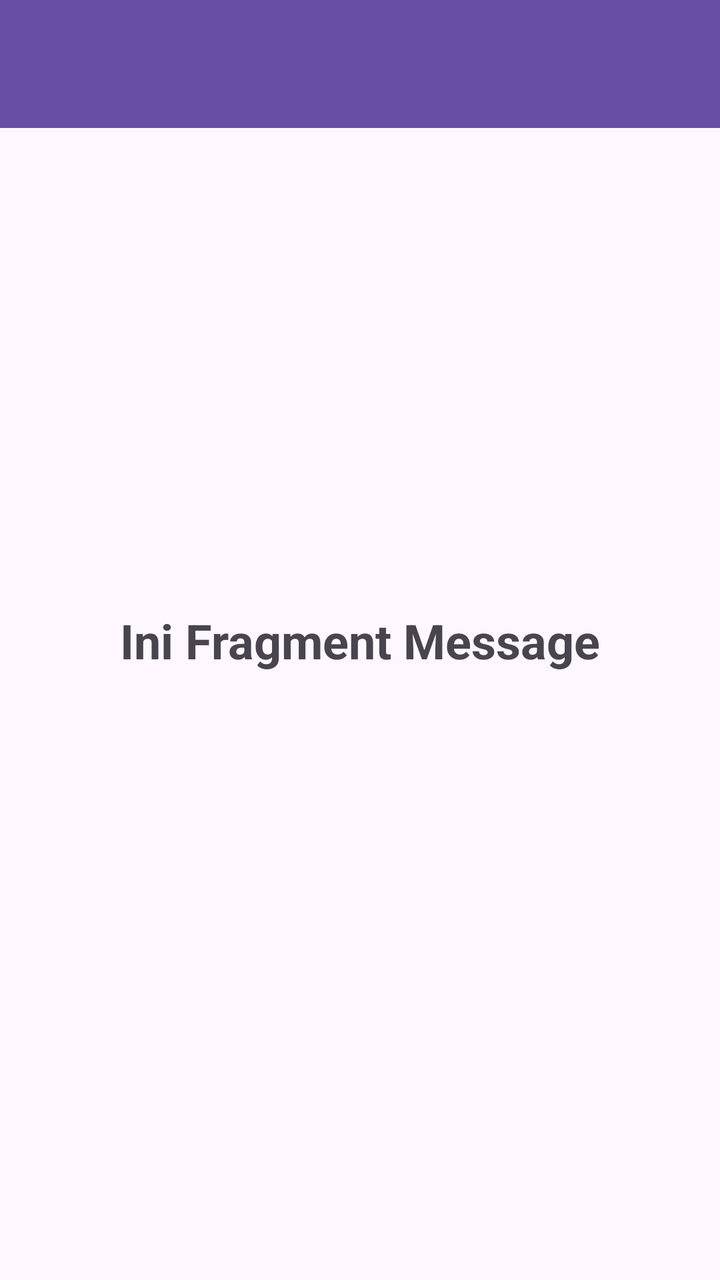
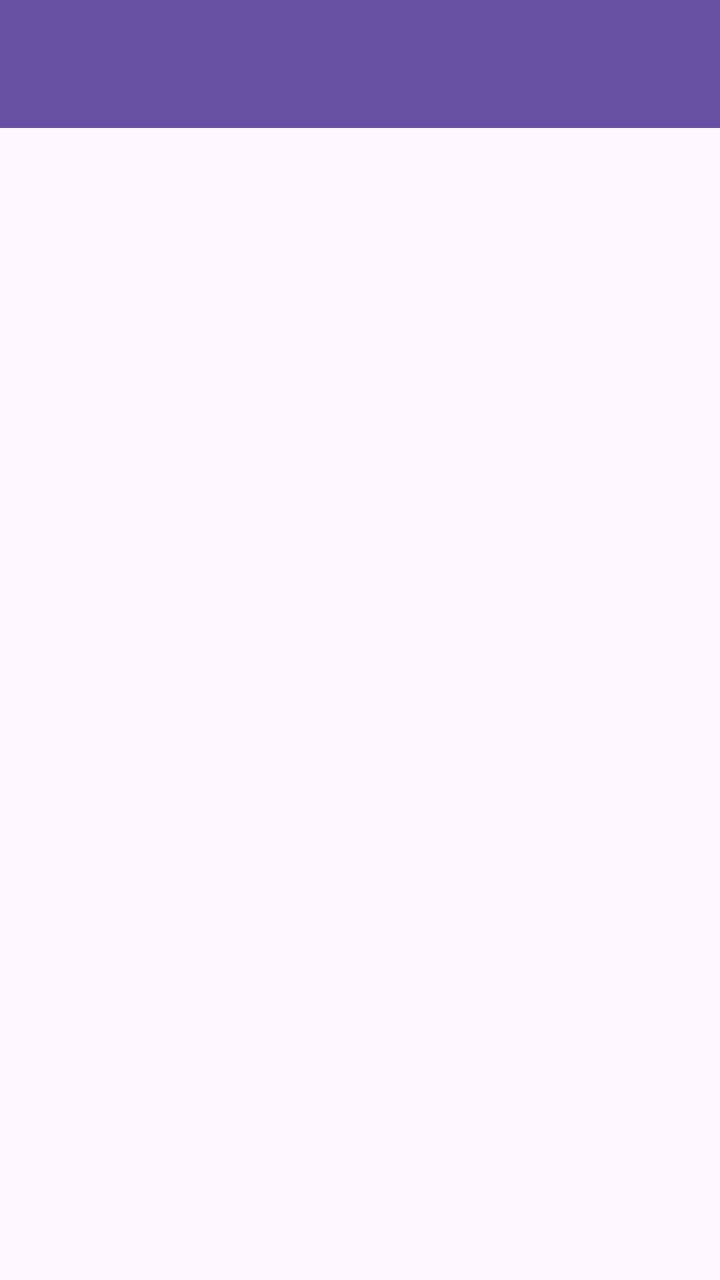

An Android layout rendered at two revisions. The XML below is the earlier revision; the diff shows what the commit changed to produce the second picture.
<!-- AndroidManifest.xml: application theme Theme.DonApps -->
<!-- res/layout/fragment_message.xml -->
<?xml version="1.0" encoding="utf-8"?>
<androidx.constraintlayout.widget.ConstraintLayout xmlns:android="http://schemas.android.com/apk/res/android"
    xmlns:app="http://schemas.android.com/apk/res-auto"
    xmlns:tools="http://schemas.android.com/tools"
    android:layout_width="match_parent"
    android:layout_height="match_parent"
    tools:context=".message.MessageFragment">

    <androidx.appcompat.widget.Toolbar
        android:id="@+id/toolbar"
        android:layout_width="match_parent"
        android:layout_height="?attr/actionBarSize"
        android:background="?attr/colorPrimary"
        app:titleTextColor="@android:color/white"
        app:layout_constraintEnd_toEndOf="parent"
        app:layout_constraintStart_toStartOf="parent"
        app:layout_constraintTop_toTopOf="parent" />

    <TextView
        android:layout_width="wrap_content"
        android:layout_height="wrap_content"
        android:text="Ini Fragment Message"
        android:textSize="24sp"
        android:textStyle="bold"
        app:layout_constraintBottom_toBottomOf="parent"
        app:layout_constraintEnd_toEndOf="parent"
        app:layout_constraintStart_toStartOf="parent"
        app:layout_constraintTop_toTopOf="parent" />

</androidx.constraintlayout.widget.ConstraintLayout>
<!-- resources referenced by this layout -->
<resources>
  <style name="Theme.DonApps" parent="Base.Theme.DonApps" />
  <style name="Base.Theme.DonApps" parent="Theme.Material3.DayNight.NoActionBar" />
</resources>

<!-- the commit's change to res/layout/fragment_message.xml (unified diff, before → after) -->
@@ -1,30 +1,32 @@
 <?xml version="1.0" encoding="utf-8"?>
-<androidx.constraintlayout.widget.ConstraintLayout xmlns:android="http://schemas.android.com/apk/res/android"
+<androidx.coordinatorlayout.widget.CoordinatorLayout
+    xmlns:android="http://schemas.android.com/apk/res/android"
     xmlns:app="http://schemas.android.com/apk/res-auto"
     xmlns:tools="http://schemas.android.com/tools"
     android:layout_width="match_parent"
     android:layout_height="match_parent"
     tools:context=".message.MessageFragment">
 
-    <androidx.appcompat.widget.Toolbar
-        android:id="@+id/toolbar"
+    <com.google.android.material.appbar.AppBarLayout
+        android:id="@+id/appBarLayout"
         android:layout_width="match_parent"
-        android:layout_height="?attr/actionBarSize"
-        android:background="?attr/colorPrimary"
-        app:titleTextColor="@android:color/white"
-        app:layout_constraintEnd_toEndOf="parent"
-        app:layout_constraintStart_toStartOf="parent"
-        app:layout_constraintTop_toTopOf="parent" />
+        android:layout_height="wrap_content"
+        android:theme="@style/ThemeOverlay.AppCompat.Dark.ActionBar">
 
-    <TextView
-        android:layout_width="wrap_content"
-        android:layout_height="wrap_content"
-        android:text="Ini Fragment Message"
-        android:textSize="24sp"
-        android:textStyle="bold"
-        app:layout_constraintBottom_toBottomOf="parent"
-        app:layout_constraintEnd_toEndOf="parent"
-        app:layout_constraintStart_toStartOf="parent"
-        app:layout_constraintTop_toTopOf="parent" />
+        <androidx.appcompat.widget.Toolbar
+            android:id="@+id/toolbar"
+            android:layout_width="match_parent"
+            android:layout_height="?attr/actionBarSize"
+            android:background="?attr/colorPrimary"
+            app:layout_scrollFlags="scroll|enterAlways"
+            app:titleTextColor="@android:color/white" />
 
-</androidx.constraintlayout.widget.ConstraintLayout>
+    </com.google.android.material.appbar.AppBarLayout>
+
+    <ListView
+        android:id="@+id/listMessageItems"
+        android:layout_width="match_parent"
+        android:layout_height="match_parent"
+        app:layout_behavior="@string/appbar_scrolling_view_behavior" />
+
+</androidx.coordinatorlayout.widget.CoordinatorLayout>
